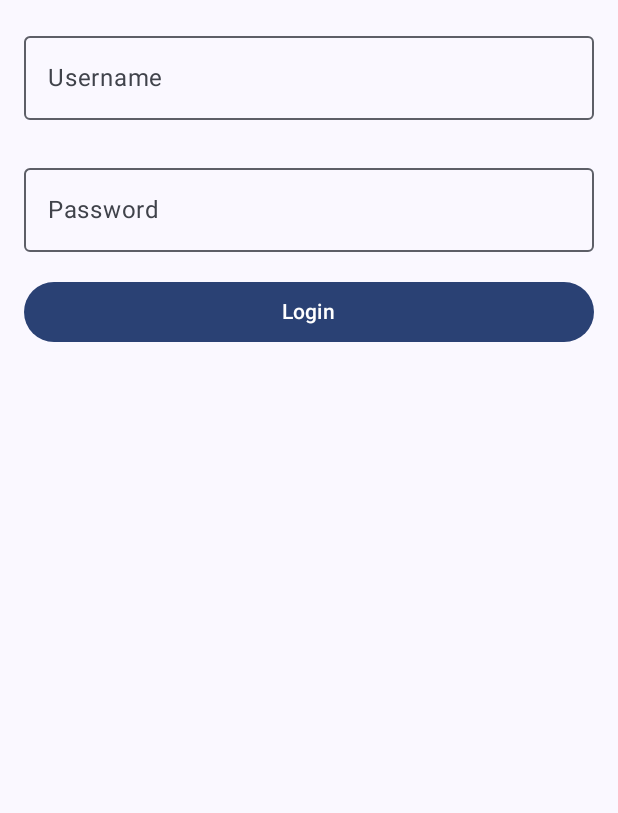
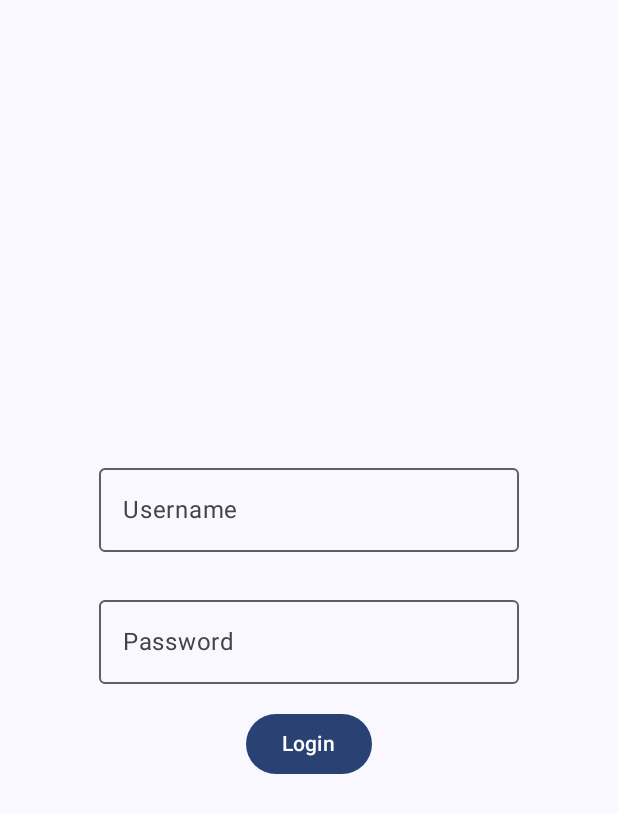
Before and after one commit to sandeshshahi/MobileDevFinalProj, an Android app built with Jetpack Compose: the composable LoginScreen shown on its own in the app's theme, on a phone screen of 412 x 824 dp. Shown: the top 813 px of the screen. Run offline under Robolectric (Android 15) with nearby library versions, the phone set to English and light mode, and no system bars; 4 statements that could not run were skipped.

Commit message:
fixed loginscreen and registerscreen layout modifier

```diff
--- a/app/src/main/java/com/example/mycalendar/presentation/ui/LoginScreen.kt
+++ b/app/src/main/java/com/example/mycalendar/presentation/ui/LoginScreen.kt
@@ -1,5 +1,6 @@
 package com.example.mycalendar.presentation.ui
 
+import androidx.compose.foundation.layout.Arrangement
 import androidx.compose.foundation.layout.Column
 import androidx.compose.foundation.layout.Spacer
 import androidx.compose.foundation.layout.fillMaxSize
@@ -20,6 +21,7 @@ import androidx.compose.ui.Alignment
 import androidx.compose.ui.Modifier
 import androidx.compose.ui.platform.LocalContext
 import androidx.compose.ui.text.input.PasswordVisualTransformation
+import androidx.compose.ui.tooling.preview.Preview
 import androidx.compose.ui.unit.dp
 import androidx.lifecycle.compose.collectAsStateWithLifecycle
 import androidx.lifecycle.viewmodel.compose.viewModel
@@ -53,35 +55,31 @@ fun LoginScreen(
 
     Scaffold { innerPadding ->
         Column(
-            modifier = modifier
-                .padding(innerPadding)
-                .fillMaxSize()
-                .imePadding()
-                .verticalScroll(rememberScrollState())
-                .padding(16.dp),
-
-            horizontalAlignment = Alignment.CenterHorizontally
+            modifier = Modifier.padding(innerPadding)
+                .fillMaxSize(),
+            horizontalAlignment = Alignment.CenterHorizontally,
+            verticalArrangement = Arrangement.Center
         ) {
             OutlinedTextField(
                 value = loginUiState.username,
                 onValueChange = { loginViewModel.onUsernameChange(it) },
                 label = { Text(text = "Username") },
                 singleLine = true,
-                modifier = Modifier.fillMaxWidth()
+//                modifier = Modifier.fillMaxWidth()
             )
-            Spacer(modifier.padding(12.dp))
+            Spacer(Modifier.padding(12.dp))
             OutlinedTextField(
                 value = loginUiState.password,
                 onValueChange = { loginViewModel.onPasswordChange(it) },
                 label = { Text(text = "Password") },
                 visualTransformation = PasswordVisualTransformation(),
                 singleLine = true,
-                modifier = Modifier.fillMaxWidth()
+//                modifier = Modifier.fillMaxWidth()
             )
-            Spacer(modifier.padding(8.dp))
+            Spacer(Modifier.padding(8.dp))
             Button(
                 onClick = { loginViewModel.login() },
-                modifier = Modifier.fillMaxWidth()
+//                modifier = Modifier.fillMaxWidth()
             ) {
                 Text("Login")
             }
@@ -95,3 +93,12 @@ fun LoginScreen(
     }
 
 }
+
+@Preview(
+    showBackground = true,
+    showSystemUi = true
+)
+@Composable
+fun LoginScreenPreview() {
+    LoginScreen()
+}
```
Also changed, not shown: app/src/main/java/com/example/mycalendar/presentation/ui/RegisterScreen.kt (+6 -3 lines).
